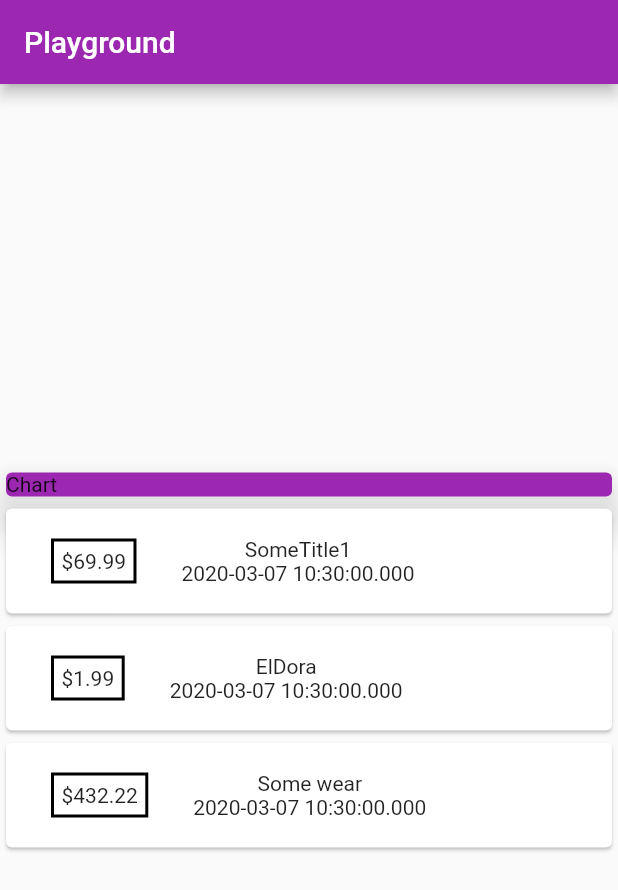
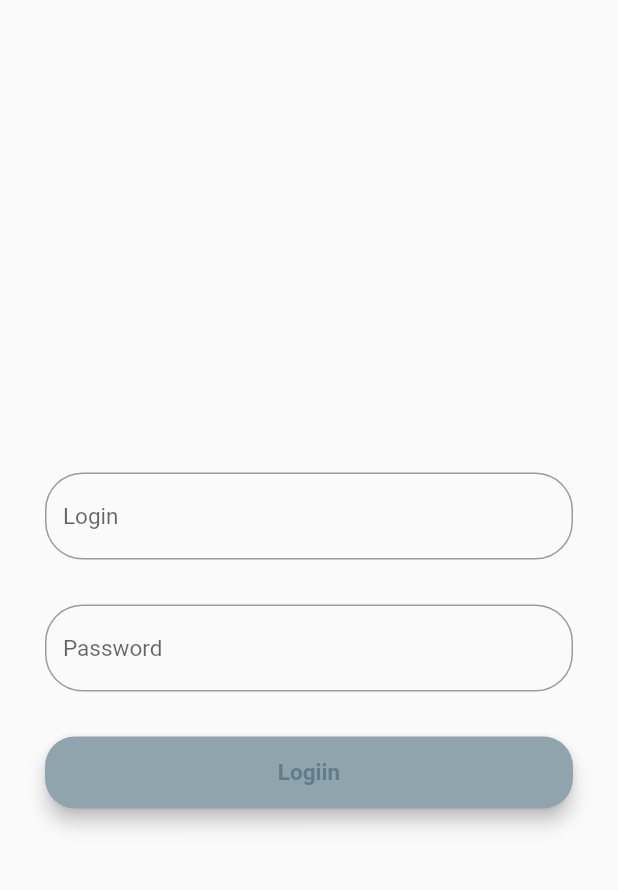
Before and after one commit to MMCS-Project-team-2019-2020/Frontend, a Flutter app: the screen it shows after launch, on a phone screen of 412 x 824 dp. Shown: the top 890 px of the screen. Run offline on Flutter 3.47's test engine with Material 2 defaults, Android fonts, the phone set to English and light mode, and no system bars; Roboto replaces fonts that are missing (Montserrat).

Commit message:
added login ui

```diff
--- a/lib/main.dart
+++ b/lib/main.dart
@@ -1,76 +1,77 @@
 import 'package:flutter/material.dart';
-import './transaction.dart';
 
 void main() => runApp(MyApp());
 
 class MyApp extends StatelessWidget {
-  // This widget is the root of your application.
   @override
   Widget build(BuildContext context) {
     return MaterialApp(
-      title: 'Flutter App#2',
-      theme: ThemeData(primarySwatch: Colors.purple),
-      home: MyHomePage(),
+      title: "Login",
+      theme: ThemeData(primaryColor: Colors.purple),
+      home: MyHomePage(title: "Login"),
     );
   }
 }
 
-class MyHomePage extends StatelessWidget {
-  final List<Transaction> transactions = [
-    Transaction(
-        id: "id1", title: "SomeTitle1", amount: 69.99, date: DateTime.now()),
-    Transaction(
-        id: "id2", title: "ElDora", amount: 01.99, date: DateTime.now()),
-    Transaction(
-        id: "id3", title: "Some wear", amount: 432.22, date: DateTime.now()),
-  ];
+class MyHomePage extends StatefulWidget {
+  MyHomePage({Key key, this.title}) : super(key: key);
+
+  final String title;
+  @override
+  _MyHomePageState createState() => _MyHomePageState();
+}
+
+class _MyHomePageState extends State<MyHomePage> {
+  TextStyle style = TextStyle(
+      color: Colors.deepPurple[100], fontFamily: 'Montserrat', fontSize: 15);
 
   @override
   Widget build(BuildContext context) {
+    final login_field = TextField(
+      obscureText: false,
+      style: style,
+      decoration: InputDecoration(
+          hintText: 'Login',
+          border: OutlineInputBorder(borderRadius: BorderRadius.circular(25))),
+    );
+    final password_field = TextField(
+      obscureText: true, //Hiding an input text
+      style: style,
+      decoration: InputDecoration(
+          hintText: 'Password',
+          border: OutlineInputBorder(borderRadius: BorderRadius.circular(25))),
+    );
+
+    final enter_button = Material(
+      elevation: 5,
+      borderRadius: BorderRadius.circular(20),
+      color: Colors.blueGrey[300],
+      child: MaterialButton(
+        minWidth: MediaQuery.of(context).size.width,
+        onPressed: () {}, //TODO: request
+        child: Text("Logiin",
+            textAlign: TextAlign.center,
+            style: style.copyWith(
+                color: Colors.blueGrey, fontWeight: FontWeight.bold)),
+      ),
+    );
     return Scaffold(
-        appBar: AppBar(
-          title: Text("Playground"),
-        ),
-        body: Column(
+      body: Center(
+          child: Container(
+        padding: EdgeInsets.all(30),
+        child: Column(
           crossAxisAlignment: CrossAxisAlignment.center,
           mainAxisAlignment: MainAxisAlignment.center,
           children: <Widget>[
-            Container(
-              width: double.infinity,
-              child: Card(
-                color: Colors.purple,
-                child: Text("Chart"),
-                elevation: 10,
-              ),
-            ),
-            Container(
-              child: Column(
-                  children: transactions.map((tx) {
-                return Card(
-                    child: Row(
-                  children: <Widget>[
-                    Container(
-                      margin:
-                          EdgeInsets.symmetric(horizontal: 30, vertical: 20),
-                      child: Text('\$' + tx.amount.toString()),
-                      decoration: BoxDecoration(
-                          border: Border.all(
-                        color: Colors.black,
-                        width: 2,
-                      )),
-                      padding: EdgeInsets.all(5),
-                    ),
-                    Column(
-                      children: <Widget>[
-                        Text(tx.title),
-                        Text(tx.date.toString())
-                      ],
-                    )
-                  ],
-                ));
-              }).toList()),
-            )
+            SizedBox(height: 30),
+            login_field,
+            SizedBox(height: 30),
+            password_field,
+            SizedBox(height: 30),
+            enter_button,
           ],
-        ));
+        ),
+      )),
+    );
   }
 }
--- a/lib/transaction.dart
+++ /dev/null
@@ -1,15 +0,0 @@
-import 'package:flutter/material.dart';
-class Transaction
-{
-  String id;
-  String title;
-  double amount;
-  DateTime date;
-
-  Transaction({
-@required this.id,
-@required this.title,
-@required this.amount,
-@required this.date,
-  });
-}
```
Also changed, not shown: 1 other file.
